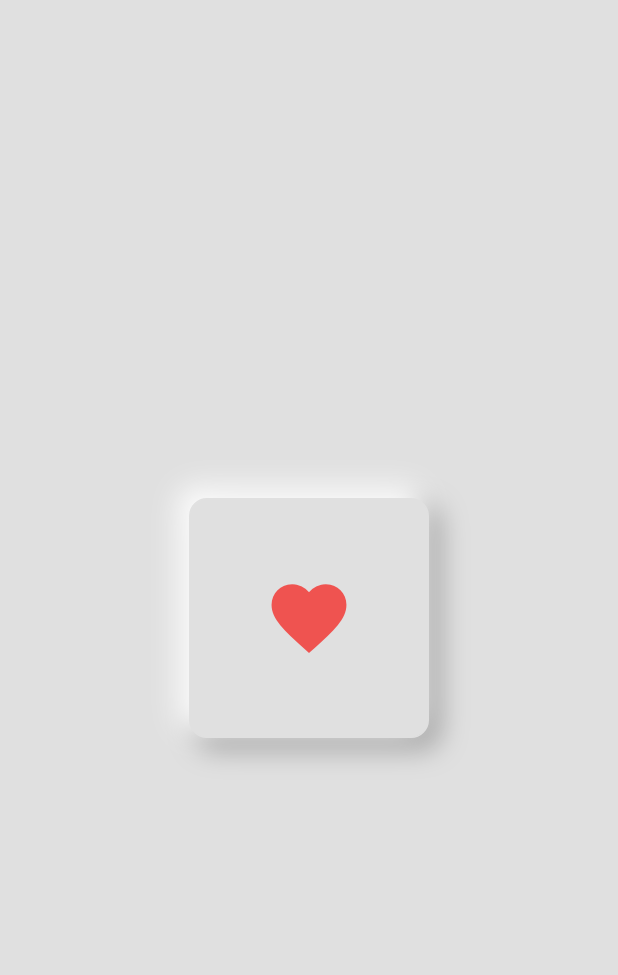
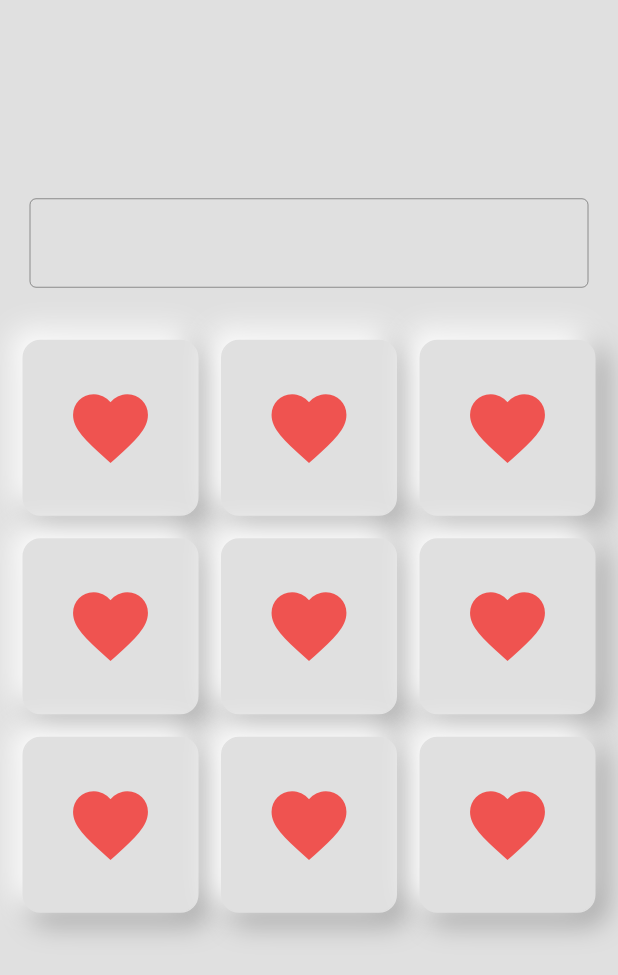
Before and after one commit to 00sandyy/calculator, a Flutter app: the screen it shows after launch, on a phone screen of 412 x 824 dp. Shown: the top 975 px of the screen. Run offline on Flutter 3.47's test engine with Material 2 defaults, Android fonts, the phone set to English and light mode, and no system bars; our stand-ins replace lottie; network calls fail.

Commit message:
updated code

```diff
--- a/lib/bottons/button1.dart
+++ /dev/null
@@ -1,54 +0,0 @@
-import 'package:flutter/material.dart';
-
-class NeuBotton extends StatelessWidget {
-  final onTap;
-
-  bool isBottonPressed;
-  NeuBotton({super.key, this.onTap, required this.isBottonPressed});
-
-  @override
-  Widget build(BuildContext context) {
-    return GestureDetector(
-      onTapDown: (_) => onTap,
-      onTapUp: (_) => onTap,
-      child: AnimatedContainer(
-        duration: const Duration(milliseconds: 200),
-        height: 160,
-        width: 160,
-        child: Icon(
-          Icons.favorite,
-          size: 60,
-          color: isBottonPressed ? Colors.red[200] : Colors.red[400],
-        ),
-        decoration: BoxDecoration(
-          color: Colors.grey[300],
-          borderRadius: BorderRadius.circular(12),
-          border: Border.all(
-              color: isBottonPressed
-                  ? Colors.grey.shade200
-                  : Colors.grey.shade300),
-          boxShadow: isBottonPressed
-              ? [
-                  //no shadow
-                ]
-              : [
-                  //darker shadow on bottom right
-                  BoxShadow(
-                    color: Colors.grey.shade500,
-                    offset: const Offset(6, 6),
-                    blurRadius: 15,
-                    spreadRadius: 1,
-                  ),
-                  //lighter shadow on top left
-                  const BoxShadow(
-                    color: Colors.white,
-                    offset: Offset(-6, -6),
-                    blurRadius: 15,
-                    spreadRadius: 1,
-                  ),
-                ],
-        ),
-      ),
-    );
-  }
-}
--- a/lib/main.dart
+++ b/lib/main.dart
@@ -1,4 +1,3 @@
-import 'package:calci/screens/home_screen.dart';
 import 'package:calci/screens/splash_screen.dart';
 import 'package:flutter/material.dart';
 
@@ -6,15 +5,12 @@ void main() {
   runApp(const MyApp());
 }
 
-void runApp(MyApp myApp) {}
-
 class MyApp extends StatelessWidget {
   const MyApp({Key? key}) : super(key: key);
 
   @override
   Widget build(BuildContext context) {
     return const MaterialApp(
-      debugShowCheckedModeBanner: false,
       title: 'Calculator',
       home: SplashScreen(),
     );
--- a/lib/screens/home_screen.dart
+++ b/lib/screens/home_screen.dart
@@ -1,6 +1,6 @@
+import 'package:calci/widgets/calc_input.dart';
+import 'package:calci/widgets/calc_keyboard_layout.dart';
 import 'package:flutter/material.dart';
-
-import '../bottons/button1.dart';
 
 class HomeScreen extends StatefulWidget {
   const HomeScreen({super.key});
@@ -10,30 +10,27 @@ class HomeScreen extends StatefulWidget {
 }
 
 class _HomeScreenState extends State<HomeScreen> {
-  bool isBottonPressed = false;
-  void bottonPressed() {
-    setState(() {
-      if (isBottonPressed == false) {
-        isBottonPressed = true;
-      } else if (isBottonPressed == true) {
-        isBottonPressed = false;
-      }
-    });
-  }
+  final TextEditingController _calcController = TextEditingController();
 
   @override
   Widget build(BuildContext context) {
     return Scaffold(
       backgroundColor: Colors.grey[300],
-      body: Center(
-        child: NeuBotton(
-          onTap: bottonPressed,
-          isBottonPressed: isBottonPressed,
-        ),
+      body: Column(
+        mainAxisAlignment: MainAxisAlignment.center,
+        children: [
+          CalcInput(
+            controller: _calcController,
+          ),
+          const SizedBox(
+            height: 500.0,
+            child: Padding(
+              padding: EdgeInsets.all(10.0),
+              child: CalcKeyboardLayout(),
+            ),
+          ),
+        ],
       ),
-      //     body: Center(
-      //     child: CLickButton(),
-      //  ),
     );
   }
 }
--- a/lib/screens/splash_screen.dart
+++ b/lib/screens/splash_screen.dart
@@ -13,7 +13,6 @@ class _SplashScreenState extends State<SplashScreen> {
   SplashServices splashScreen = SplashServices();
   @override
   void initState() {
-    // TODO: implement initState
     super.initState();
     splashScreen.splash(context);
   }
@@ -23,7 +22,8 @@ class _SplashScreenState extends State<SplashScreen> {
     return Scaffold(
       body: Center(
         child: Lottie.network(
-            'https://assets1.lottiefiles.com/private_files/lf30_zvsbj5pd.json'),
+          'https://assets1.lottiefiles.com/private_files/lf30_zvsbj5pd.json',
+        ),
       ),
     );
   }
--- a/lib/services/splash_services.dart
+++ b/lib/services/splash_services.dart
@@ -1,5 +1,4 @@
 import 'dart:async';
-import 'dart:js';
 
 import 'package:calci/screens/home_screen.dart';
 import 'package:flutter/material.dart';
@@ -7,11 +6,11 @@ import 'package:flutter/material.dart';
 class SplashServices {
   void splash(BuildContext context) {
     Timer(
-      Duration(seconds: 3),
+      const Duration(seconds: 3),
       () => Navigator.push(
         context,
         MaterialPageRoute(
-          builder: (context) => HomeScreen(),
+          builder: (context) => const HomeScreen(),
         ),
       ),
     );
--- /dev/null
+++ b/lib/widgets/calc_button.dart
@@ -0,0 +1,76 @@
+import 'package:flutter/material.dart';
+
+class CalcButton extends StatefulWidget {
+  final Function() onTap;
+  const CalcButton({
+    super.key,
+    required this.onTap,
+  });
+
+  @override
+  State<CalcButton> createState() => _CalcButtonState();
+}
+
+class _CalcButtonState extends State<CalcButton> {
+  bool isButtonPressed = false;
+  @override
+  Widget build(BuildContext context) {
+    return Padding(
+      padding: const EdgeInsets.all(5.0),
+      child: GestureDetector(
+        onTap: () {
+          widget.onTap();
+          setState(() {
+            isButtonPressed = true;
+          });
+          Future.delayed(
+            const Duration(milliseconds: 200),
+            () {
+              setState(() {
+                isButtonPressed = false;
+              });
+            },
+          );
+        },
+        child: AnimatedContainer(
+          duration: const Duration(milliseconds: 200),
+          height: 160,
+          width: 160,
+          decoration: BoxDecoration(
+            color: Colors.grey[300],
+            borderRadius: BorderRadius.circular(12),
+            border: Border.all(
+                color: isButtonPressed
+                    ? Colors.grey.shade200
+                    : Colors.grey.shade300),
+            boxShadow: isButtonPressed
+                ? [
+                    //no shadow
+                  ]
+                : [
+                    //darker shadow on bottom right
+                    BoxShadow(
+                      color: Colors.grey.shade500,
+                      offset: const Offset(6, 6),
+                      blurRadius: 15,
+                      spreadRadius: 1,
+                    ),
+                    //lighter shadow on top left
+                    const BoxShadow(
+                      color: Colors.white,
+                      offset: Offset(-6, -6),
+                      blurRadius: 15,
+                      spreadRadius: 1,
+                    ),
+                  ],
+          ),
+          child: Icon(
+            Icons.favorite,
+            size: 60,
+            color: isButtonPressed ? Colors.red[200] : Colors.red[400],
+          ),
+        ),
+      ),
+    );
+  }
+}
--- /dev/null
+++ b/lib/widgets/calc_input.dart
@@ -0,0 +1,24 @@
+import 'package:flutter/material.dart';
+
+class CalcInput extends StatelessWidget {
+  const CalcInput({
+    super.key,
+    required this.controller,
+  });
+
+  final TextEditingController controller;
+
+  @override
+  Widget build(BuildContext context) {
+    return Container(
+      padding: const EdgeInsets.all(20.0),
+      child: TextFormField(
+        controller: controller,
+        enabled: false,
+        decoration: const InputDecoration(
+          border: OutlineInputBorder(),
+        ),
+      ),
+    );
+  }
+}
--- /dev/null
+++ b/lib/widgets/calc_keyboard_layout.dart
@@ -0,0 +1,21 @@
+import 'package:calci/widgets/calc_button.dart';
+import 'package:flutter/material.dart';
+
+class CalcKeyboardLayout extends StatelessWidget {
+  const CalcKeyboardLayout({super.key});
+
+  @override
+  Widget build(BuildContext context) {
+    return GridView.builder(
+      gridDelegate: const SliverGridDelegateWithFixedCrossAxisCount(
+        crossAxisCount: 3,
+        mainAxisSpacing: 5.0,
+        crossAxisSpacing: 5.0,
+      ),
+      itemCount: 9,
+      itemBuilder: (context, index) {
+        return CalcButton(onTap: () {});
+      },
+    );
+  }
+}
--- a/pubspec.yaml
+++ b/pubspec.yaml
@@ -19,7 +19,7 @@ publish_to: "none" # Remove this line if you wish to publish to pub.dev
 version: 1.0.0+1
 
 environment:
-  sdk: ">=2.19.1 <3.0.0"
+  sdk: ">=2.18.6 <3.0.0"
 
 # Dependencies specify other packages that your package needs in order to work.
 # To automatically upgrade your package dependencies to the latest versions
```
Also changed, not shown: lib/bottons/button2.dart (deleted, +0 -49 lines), pubspec.lock.
